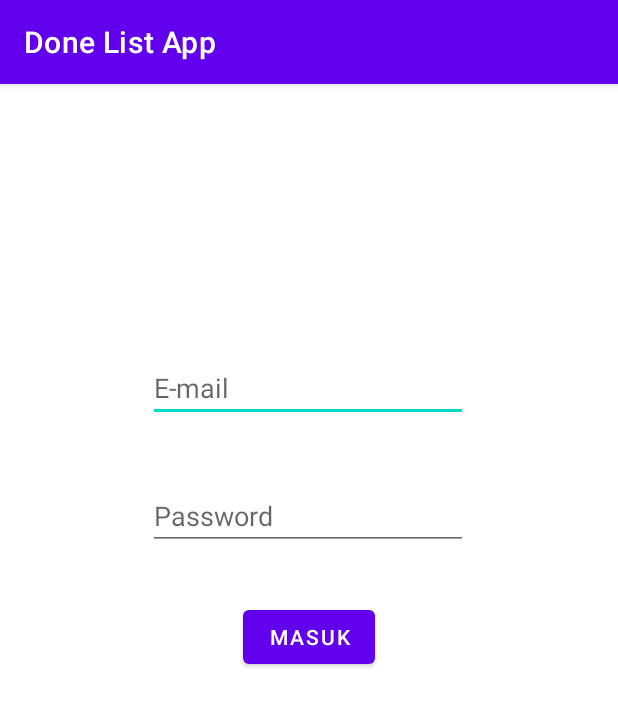
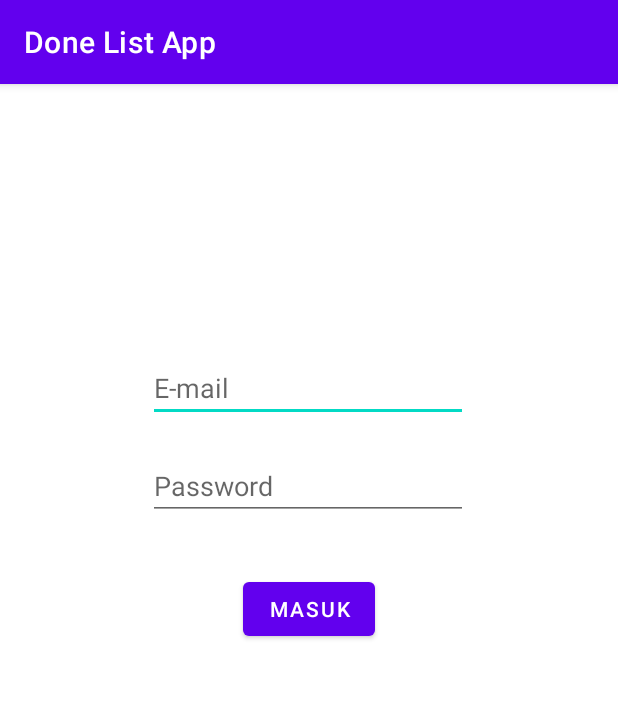
Before and after one commit to ideliamn/done-list-app, an Android app: the screen it shows after launch (login), after a tap on "MASUK", on a phone screen of 412 x 824 dp. Shown: the top 706 px of the screen. Run offline under Robolectric (Android 15) with nearby library versions, the phone set to English and light mode, and no system bars; our stand-ins replace Firebase (no records; nobody signed in at launch, a user with empty details on screens opened directly); 2 statements that could not run were skipped.

```diff
--- a/app/build.gradle
+++ b/app/build.gradle
@@ -37,6 +37,7 @@ dependencies {
     implementation 'androidx.navigation:navigation-fragment:2.3.1'
     implementation 'androidx.navigation:navigation-ui:2.3.1'
     implementation 'com.google.firebase:firebase-auth:19.2.0'
+    implementation 'com.google.firebase:firebase-database:20.0.0'
 //    testImplementation 'junit:junit:4.13.2'
     androidTestImplementation 'androidx.test.ext:junit:1.1.2'
     androidTestImplementation 'androidx.test.espresso:espresso-core:3.3.0'
--- a/app/src/main/java/com/example/donelistapp/landing.java
+++ b/app/src/main/java/com/example/donelistapp/landing.java
@@ -1,5 +1,6 @@
 package com.example.donelistapp;
 
+import androidx.annotation.NonNull;
 import androidx.appcompat.app.AppCompatActivity;
 
 import android.content.Intent;
@@ -7,7 +8,10 @@ import android.os.Bundle;
 import android.view.View;
 import android.widget.Button;
 
-public class landing extends AppCompatActivity {
+import com.google.firebase.auth.FirebaseAuth;
+import com.google.firebase.auth.FirebaseUser;
+
+public class landing extends AppCompatActivity implements View.OnClickListener {
 
     @Override
     protected void onCreate(Bundle savedInstanceState) {
@@ -16,16 +20,38 @@ public class landing extends AppCompatActivity {
 
         Button btn_register = findViewById(R.id.btn_register);
         Button btn_login = findViewById(R.id.btn_login);
+
+        btn_register.setOnClickListener(this);
+        btn_login.setOnClickListener(this);
+
+        //Mengecek Keberadaan User
+        FirebaseAuth.AuthStateListener listener = new FirebaseAuth.AuthStateListener() {
+            @Override
+            public void onAuthStateChanged(@NonNull FirebaseAuth firebaseAuth) {
+                //Mengecek apakah ada user yang sudah login / belum logout
+                FirebaseUser user = firebaseAuth.getCurrentUser();
+                if (user != null) {
+                    //Jika ada, maka halaman akan langsung berpidah pada MainActivity
+                    startActivity(new Intent(getApplicationContext(), home.class));
+                    finish();
+                }
+            }
+        };
     }
 
-    public void click_register(View view) {
-        Intent register = new Intent(getApplicationContext(), register.class);
-        startActivity(register);
-    }
-
-    public void click_login(View view) {
-        Intent login = new Intent(getApplicationContext(), login.class);
-        startActivity(login);
+    public void onClick(View v) {
+        switch (v.getId()) {
+            case R.id.btn_register: {
+                Intent register = new Intent(getApplicationContext(), register.class);
+                startActivity(register);
+                break;
+            }
+            case R.id.btn_login: {
+                Intent login = new Intent(getApplicationContext(), login.class);
+                startActivity(login);
+                break;
+            }
+        }
     }
 
 }
--- a/app/src/main/java/com/example/donelistapp/login.java
+++ b/app/src/main/java/com/example/donelistapp/login.java
@@ -3,11 +3,26 @@ package com.example.donelistapp;
 import androidx.appcompat.app.AppCompatActivity;
 
 import android.os.Bundle;
+import android.widget.EditText;
+
+import com.google.firebase.auth.FirebaseAuth;
 
 public class login extends AppCompatActivity {
 
+    EditText et_email, et_password;
+    FirebaseAuth auth;
+    String email, password;
+
     @Override
     protected void onCreate(Bundle savedInstanceState) {
+
+        et_email = findViewById(R.id.et_login_email);
+        et_password = findViewById(R.id.et_login_password);
+        auth = FirebaseAuth.getInstance();
+
+        email = et_email.getText().toString();
+        password = et_password.getText().toString();
+
         super.onCreate(savedInstanceState);
         setContentView(R.layout.activity_login);
     }
--- a/app/src/main/res/layout/activity_landing.xml
+++ b/app/src/main/res/layout/activity_landing.xml
@@ -16,15 +16,13 @@
         app:layout_constraintEnd_toEndOf="parent"
         app:layout_constraintStart_toStartOf="parent"
         app:layout_constraintTop_toTopOf="parent"
-        app:layout_constraintVertical_bias="0.955"
-        android:onClick="click_register"/>
+        app:layout_constraintVertical_bias="0.955"/>
 
     <Button
         android:id="@+id/btn_login"
         android:layout_width="wrap_content"
         android:layout_height="wrap_content"
         android:layout_marginBottom="352dp"
-        android:onClick="click_login"
         android:text="Masuk"
         android:textSize="20dp"
         app:layout_constraintBottom_toBottomOf="parent"
--- a/app/src/main/res/layout/activity_login.xml
+++ b/app/src/main/res/layout/activity_login.xml
@@ -7,7 +7,7 @@
     tools:context=".login">
 
     <EditText
-        android:id="@+id/et_email"
+        android:id="@+id/et_login_email"
         android:layout_width="wrap_content"
         android:layout_height="wrap_content"
         android:layout_marginTop="180dp"
@@ -20,26 +20,26 @@
         app:layout_constraintTop_toTopOf="parent" />
 
     <EditText
-        android:id="@+id/et_password"
+        android:id="@+id/et_login_password"
         android:layout_width="wrap_content"
         android:layout_height="wrap_content"
-        android:layout_marginTop="40dp"
+        android:layout_marginTop="20dp"
         android:ems="10"
         android:hint="Password"
         android:inputType="textPassword"
         app:layout_constraintEnd_toEndOf="parent"
         app:layout_constraintHorizontal_bias="0.497"
         app:layout_constraintStart_toStartOf="parent"
-        app:layout_constraintTop_toBottomOf="@+id/et_email" />
+        app:layout_constraintTop_toBottomOf="@+id/et_login_email" />
 
     <Button
-        android:id="@+id/btn_masuk"
+        android:id="@+id/btn_login"
         android:layout_width="wrap_content"
         android:layout_height="wrap_content"
         android:text="Masuk"
         app:layout_constraintBottom_toBottomOf="parent"
         app:layout_constraintEnd_toEndOf="parent"
         app:layout_constraintStart_toStartOf="parent"
-        app:layout_constraintTop_toBottomOf="@+id/et_password"
+        app:layout_constraintTop_toBottomOf="@+id/et_login_password"
         app:layout_constraintVertical_bias="0.083" />
 </androidx.constraintlayout.widget.ConstraintLayout>
--- a/build.gradle
+++ b/build.gradle
@@ -6,7 +6,7 @@ buildscript {
     }
     dependencies {
         classpath "com.android.tools.build:gradle:4.1.0"
-        classpath 'com.google.gms:google-services:4.3.3'
+        classpath 'com.google.gms:google-services:4.3.8'
 
         // NOTE: Do not place your application dependencies here; they belong
         // in the individual module build.gradle files
```
Also changed, not shown: app/src/main/java/com/example/donelistapp/ModelUser.java (added, +35 -0 lines), app/src/main/java/com/example/donelistapp/register.java (+101 -7 lines), app/src/main/res/layout/activity_register.xml (+7 -7 lines).
